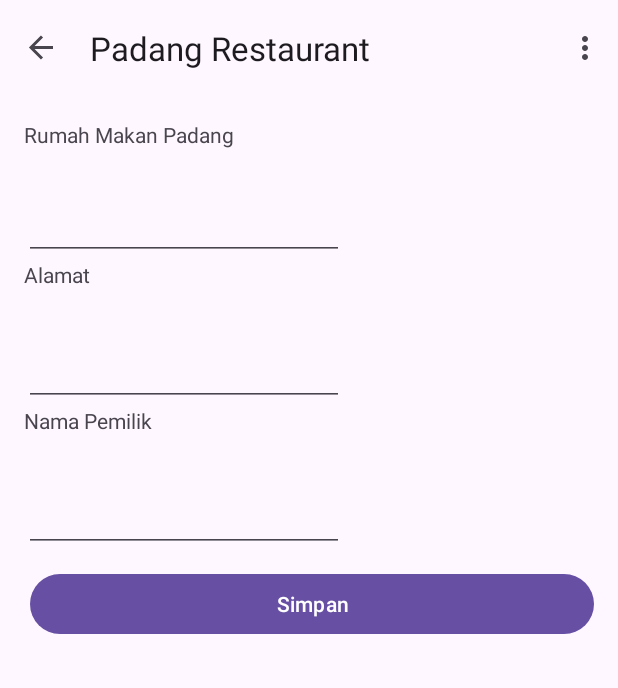
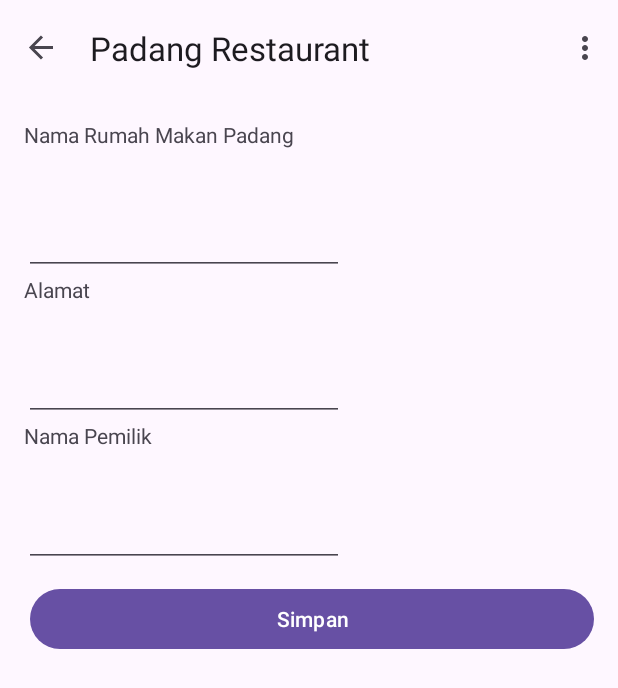
Before and after one commit to SuciWulan1004/RumahMakanPadang, an Android app: the SecondFragment screen opened through its navigation route, on a phone screen of 412 x 824 dp. Shown: the top 688 px of the screen. Run offline under Robolectric (Android 15) with nearby library versions, the phone set to English and light mode, and no system bars; our stand-ins replace navigation-ui; 3 statements that could not run were skipped.

Commit message:
mengganti nama variabel

```diff
--- a/app/src/main/java/com/example/myapplication/model/Restaurant.kt
+++ b/app/src/main/java/com/example/myapplication/model/Restaurant.kt
@@ -13,5 +13,5 @@ data class Restaurant (
     val id: Int = 0,
     val name: String,
     val address: String,
-    val pemilik: String
+    val owner: String
 ) : Parcelable
--- a/app/src/main/java/com/example/myapplication/ui/RestaurantListAdapter.kt
+++ b/app/src/main/java/com/example/myapplication/ui/RestaurantListAdapter.kt
@@ -30,11 +30,11 @@ class RestaurantListAdapter(
     class RestaurantViewHolder(itemView: View): RecyclerView.ViewHolder(itemView) {
         private val nameTextView: TextView = itemView.findViewById(R.id.nameTextView)
         private val addressTextView: TextView = itemView.findViewById(R.id.addressTextView)
-        private val pemilikTextView: TextView = itemView.findViewById(R.id.pemilikEditText)
+        private val ownerTextView: TextView = itemView.findViewById(R.id.ownerEditText)
         fun bind(restaurant: Restaurant?) {
             nameTextView.text = restaurant?.name
             addressTextView.text = restaurant?.address
-            pemilikTextView.text = restaurant?.pemilik
+            ownerTextView.text = restaurant?.owner
         }
 
         companion object {
--- a/app/src/main/res/layout/fragment_second.xml
+++ b/app/src/main/res/layout/fragment_second.xml
@@ -44,9 +44,9 @@
 
         <TextView
             android:id="@+id/textView"
-            android:layout_width="159dp"
-            android:layout_height="48dp"
-            android:text="Rumah Makan Padang"
+            android:layout_width="206dp"
+            android:layout_height="58dp"
+            android:text="Nama Rumah Makan Padang"
             tools:layout_editor_absoluteX="26dp"
             tools:layout_editor_absoluteY="16dp" />
 
@@ -90,7 +90,7 @@
         </LinearLayout>
 
         <EditText
-            android:id="@+id/pemilikEditText"
+            android:id="@+id/ownerEditText"
             android:layout_width="wrap_content"
             android:layout_height="wrap_content"
             android:ems="10"
```
Also changed, not shown: app/src/main/java/com/example/myapplication/ui/SecondFragment.kt (+5 -5 lines).
